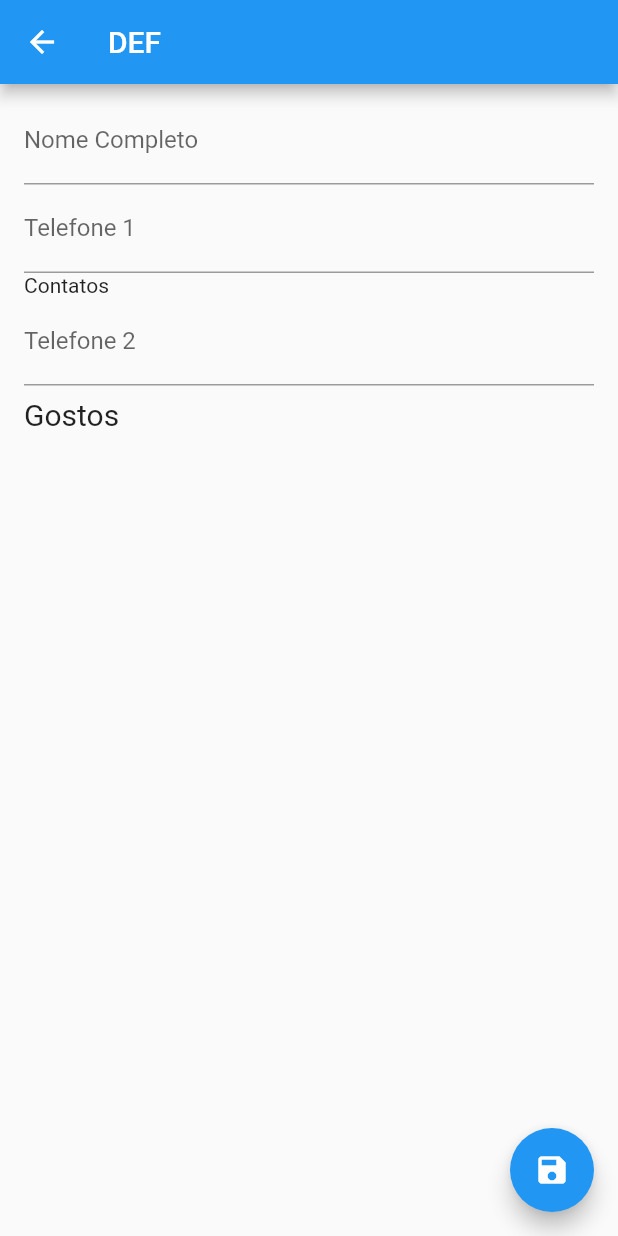
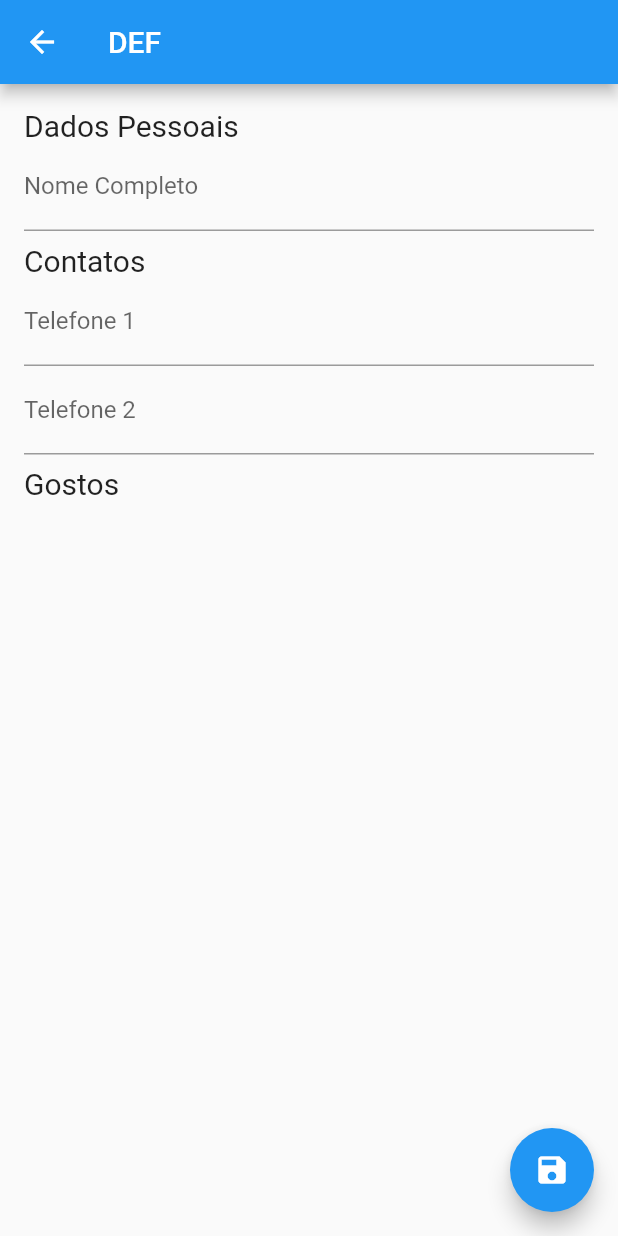
Before and after one commit to mtorreao/dosie_app, a Flutter app: the PersonForm screen opened directly, on a phone screen of 412 x 824 dp. Run offline on Flutter 3.47's test engine with Material 2 defaults, Android fonts, the phone set to English and light mode, and no system bars; our stand-ins replace cloud_firestore, firebase_auth; accounts and stored records are empty; network calls fail; statements that could not run were skipped.

Commit message:
Melhorias simples em PersonForm

```diff
--- a/lib/person_form.dart
+++ b/lib/person_form.dart
@@ -24,6 +24,10 @@ class _PersonFormState extends State<PersonForm> {
           child: Column(
             crossAxisAlignment: CrossAxisAlignment.start,
             children: <Widget>[
+              Padding(
+                padding: const EdgeInsets.only(top: 8.0,),
+                child: Text('Dados Pessoais', style: TextStyle(fontSize: 20.0),),
+              ),
               TextFormField(
                 decoration: InputDecoration(labelText: 'Nome Completo'),
                 validator: (value) {
@@ -34,10 +38,13 @@ class _PersonFormState extends State<PersonForm> {
                   }
                 },
               ),
+              Padding(
+                padding: const EdgeInsets.only(top: 8.0,),
+                child: Text('Contatos', style: TextStyle(fontSize: 20.0),),
+              ),
               TextFormField(
                 decoration: InputDecoration(labelText: 'Telefone 1'),
               ),
-              Text('Contatos'),
               TextFormField(
                 decoration: InputDecoration(labelText: 'Telefone 2'),
               ),
```
Also changed, not shown: pubspec.lock.
